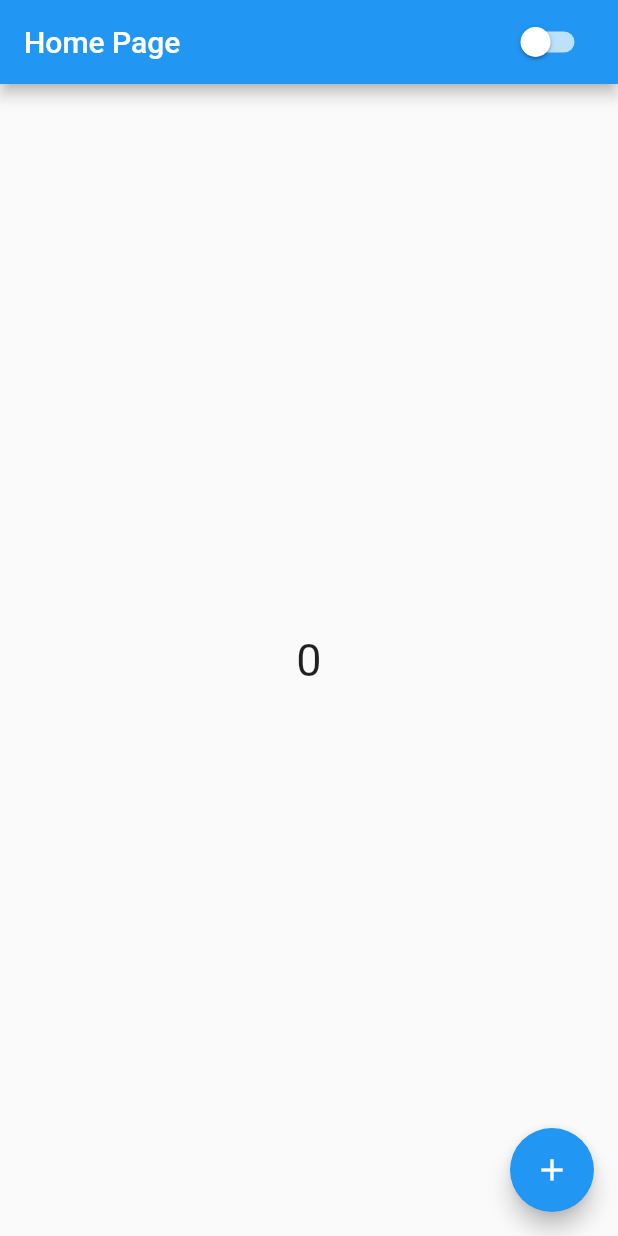
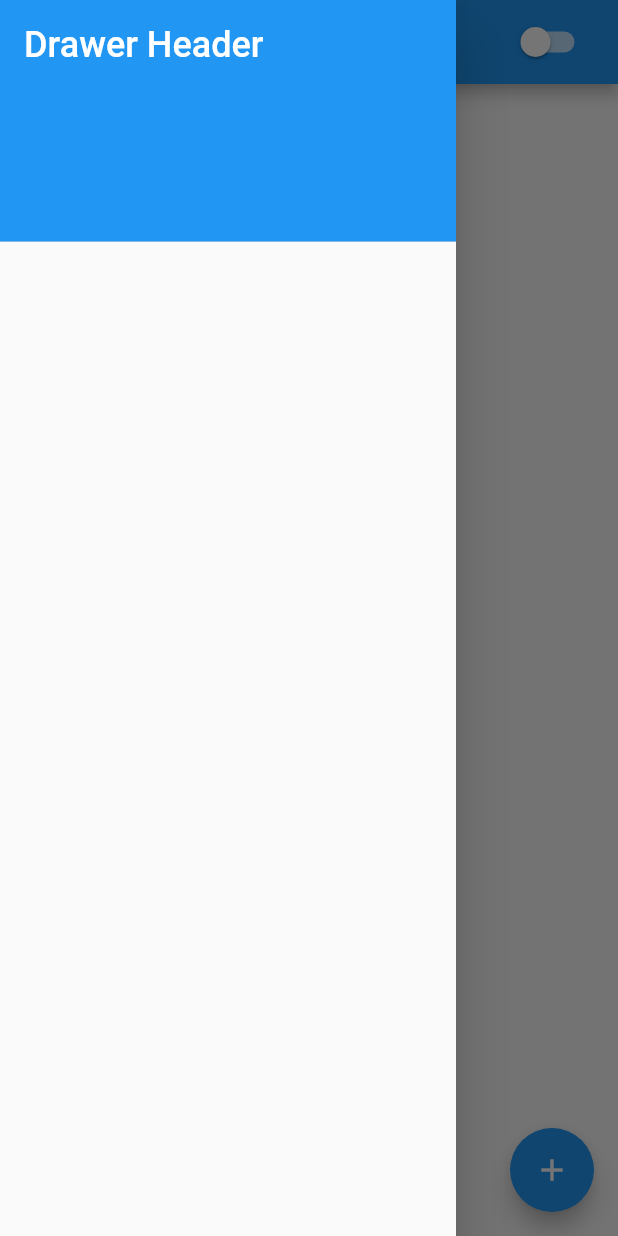
Before and after one commit to GkIgor/counter-flutter, a Flutter app: the screen it shows after launch, with the side drawer open (before the commit the screen has no drawer), on a phone screen of 412 x 824 dp. Run offline on Flutter 3.47's test engine with Material 3 defaults, Android fonts, the phone set to English and light mode, and no system bars.

Commit message:
feat: adicionando drawer no app

```diff
--- a/lib/home_page.dart
+++ b/lib/home_page.dart
@@ -1,4 +1,5 @@
 import 'package:flutter/material.dart';
+import 'package:myapp/widgets/drawer_widget.dart';
 import 'package:myapp/widgets/switch_dark_theme.dart';
 import 'widgets/buttons/floating_buttons_widget.dart';
 
@@ -8,6 +9,7 @@ class _HomePageState extends State<HomePage> {
   @override
   Widget build(BuildContext context) {
     return Scaffold(
+      drawer: const DrawerWidget(),
       appBar: AppBar(
         title: const Row(
           mainAxisAlignment: MainAxisAlignment.spaceBetween,
```
